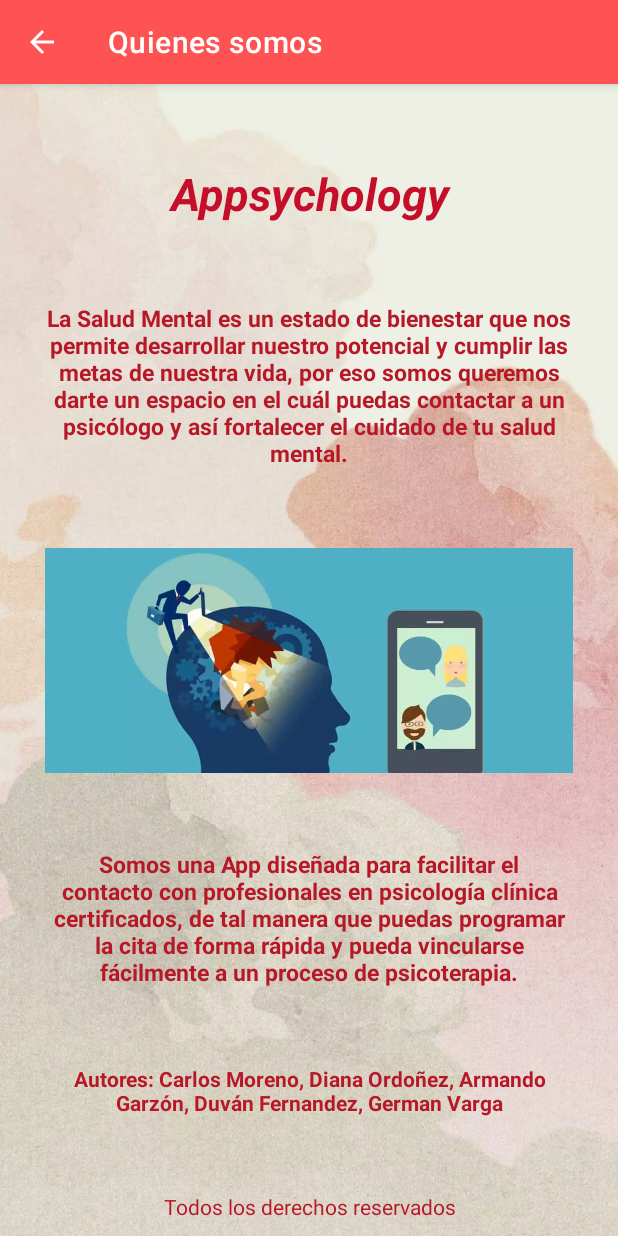
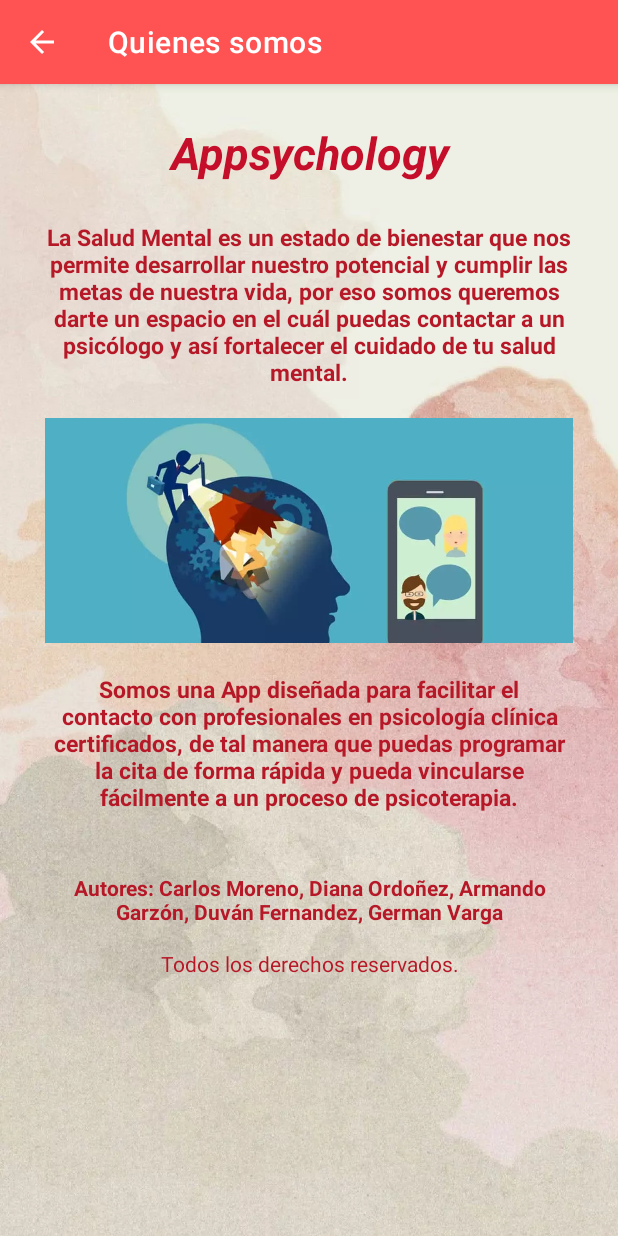
Before and after one commit to CarlosMoreno1708/Appsychology, an Android app: the AboutActivity screen opened directly, with no data from a screen before it, on a phone screen of 412 x 824 dp. Run offline under Robolectric (Android 15) with nearby library versions, the phone set to English and light mode, and no system bars.

Commit message:
Se añade scroll a las vistas y se hacen ajustes de margenes

```diff
--- a/app/src/main/res/layout/activity_about.xml
+++ b/app/src/main/res/layout/activity_about.xml
@@ -1,9 +1,15 @@
 <?xml version="1.0" encoding="utf-8"?>
-<androidx.constraintlayout.widget.ConstraintLayout xmlns:android="http://schemas.android.com/apk/res/android"
+<ScrollView
+    xmlns:android="http://schemas.android.com/apk/res/android"
     xmlns:app="http://schemas.android.com/apk/res-auto"
     android:layout_width="match_parent"
     android:layout_height="match_parent"
-    android:background="@drawable/fondo"
+    android:background="@drawable/fondo">
+
+    <androidx.constraintlayout.widget.ConstraintLayout
+
+        android:layout_width="match_parent"
+        android:layout_height="wrap_content"
         android:paddingStart="30dp"
         android:paddingEnd="30dp">
 
@@ -11,12 +17,12 @@
             android:id="@+id/title2Text"
             android:layout_width="0dp"
             android:layout_height="wrap_content"
+            android:layout_marginTop="25dp"
             android:text="@string/app_name"
             android:textAlignment="center"
             android:textColor="@color/redDark_A200"
             android:textSize="30sp"
             android:textStyle="italic|bold"
-        app:layout_constraintBottom_toTopOf="@id/about1Text"
             app:layout_constraintLeft_toLeftOf="parent"
             app:layout_constraintRight_toRightOf="parent"
             app:layout_constraintTop_toTopOf="parent" />
@@ -25,12 +31,12 @@
             android:id="@+id/about1Text"
             android:layout_width="0dp"
             android:layout_height="wrap_content"
+            android:layout_marginTop="25dp"
             android:text="@string/text_quienesSomos1"
             android:textAlignment="center"
             android:textColor="#b61827"
             android:textSize="15sp"
             android:textStyle="bold"
-        app:layout_constraintBottom_toTopOf="@id/aboutImage"
             app:layout_constraintLeft_toLeftOf="parent"
             app:layout_constraintRight_toRightOf="parent"
             app:layout_constraintTop_toBottomOf="@id/title2Text" />
@@ -39,51 +45,52 @@
             android:id="@+id/aboutImage"
             android:layout_width="0dp"
             android:layout_height="150dp"
+            android:layout_marginTop="20dp"
             android:scaleType="centerCrop"
-        app:layout_constraintBottom_toBottomOf="parent"
             app:layout_constraintLeft_toLeftOf="parent"
             app:layout_constraintRight_toRightOf="parent"
-        app:layout_constraintTop_toTopOf="parent"
+            app:layout_constraintTop_toBottomOf="@id/about1Text"
             app:srcCompat="@drawable/image1" />
 
         <TextView
             android:id="@+id/about2Text"
             android:layout_width="0dp"
             android:layout_height="wrap_content"
+            android:layout_marginTop="20dp"
             android:text="@string/text_quienesSomos2"
             android:textAlignment="center"
             android:textColor="#b61827"
             android:textSize="15sp"
             android:textStyle="bold"
-        app:layout_constraintBottom_toTopOf="@id/authorText"
+
             app:layout_constraintLeft_toLeftOf="parent"
             app:layout_constraintRight_toRightOf="parent"
-        app:layout_constraintTop_toBottomOf="@id/aboutImage"
-        app:layout_constraintVertical_bias="0.05" />
+            app:layout_constraintTop_toBottomOf="@id/aboutImage" />
 
         <TextView
             android:id="@+id/authorText"
             android:layout_width="0dp"
             android:layout_height="wrap_content"
+            android:layout_marginTop="40dp"
             android:text="@string/text_autor"
             android:textAlignment="center"
             android:textColor="#b61827"
             android:textStyle="bold"
-        app:layout_constraintBottom_toTopOf="@id/derechosText"
+            app:layout_constraintEnd_toEndOf="parent"
             app:layout_constraintStart_toStartOf="parent"
-        app:layout_constraintEnd_toEndOf="parent"
             app:layout_constraintTop_toBottomOf="@id/about2Text" />
 
         <TextView
             android:id="@+id/derechosText"
             android:layout_width="0dp"
             android:layout_height="wrap_content"
-        android:text="Todos los derechos reservados"
+            android:layout_marginTop="15dp"
+            android:text="Todos los derechos reservados."
             android:textAlignment="center"
             android:textColor="#b61827"
-        android:layout_marginBottom="10dp"
-        app:layout_constraintBottom_toBottomOf="parent"
             app:layout_constraintEnd_toEndOf="parent"
-        app:layout_constraintStart_toStartOf="parent"/>
+            app:layout_constraintStart_toStartOf="parent"
+            app:layout_constraintTop_toBottomOf="@id/authorText" />
 
     </androidx.constraintlayout.widget.ConstraintLayout>
+</ScrollView>
```
Also changed, not shown: app/src/main/res/layout/activity_login.xml (+7 -3 lines), app/src/main/res/layout/activity_main.xml (+9 -10 lines), app/src/main/res/layout/activity_register.xml (+10 -2 lines). Lines whose indentation alone changed are shown as unchanged.
